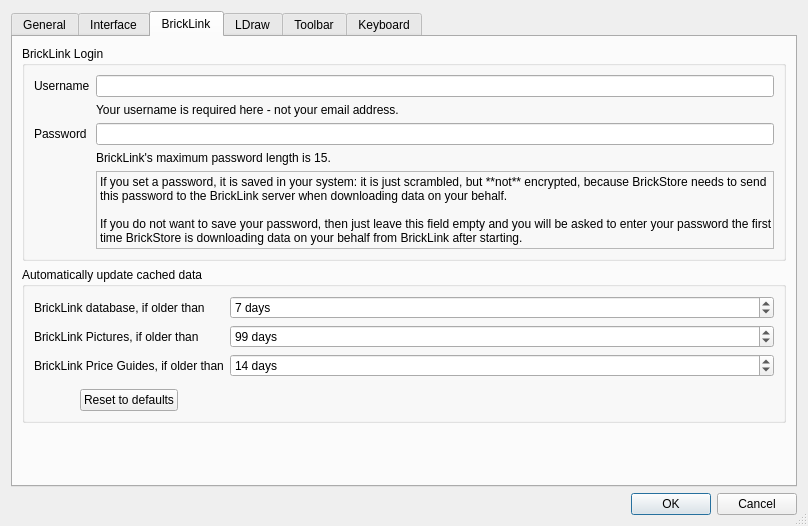
Old version of the form src/desktop/settingsdialog.ui in the repository rgriebl/brickstore.
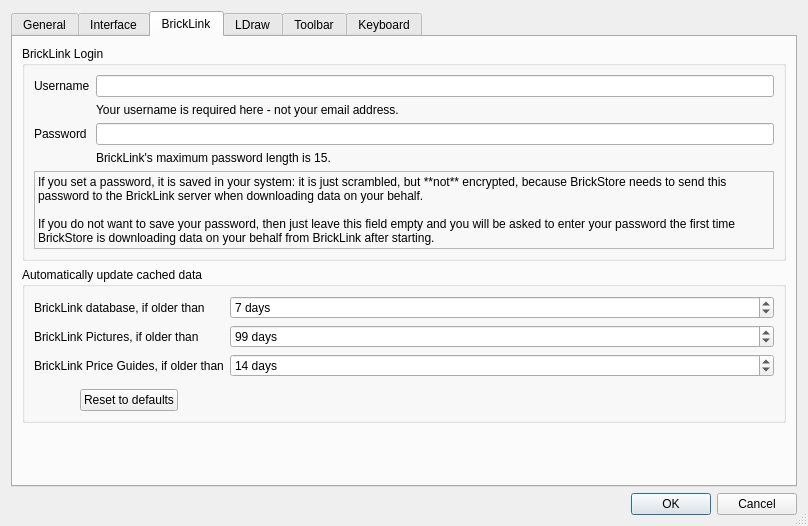
New version of the form. The open tabs and pages were chosen to show the change. Icons and pictures are not drawn.

Commit message: Improve the settings dialog layout for macOS

```diff
--- a/src/desktop/settingsdialog.ui
+++ b/src/desktop/settingsdialog.ui
@@ -665,6 +665,8 @@
          <property name="title">
           <string>BrickLink Login</string>
          </property>
+         <layout class="QVBoxLayout" name="verticalLayout_4">
+          <item>
          <layout class="QFormLayout" name="formLayout">
           <item row="0" column="0">
            <widget class="QLabel" name="label_3">
@@ -716,8 +718,10 @@
             </property>
            </widget>
           </item>
-          <item row="4" column="1">
-           <widget class="QLabel" name="label_24">
+           </layout>
+          </item>
+          <item>
+           <widget class="QLabel" name="w_bl_password_notice">
             <property name="sizePolicy">
              <sizepolicy hsizetype="Expanding" vsizetype="Ignored">
               <horstretch>0</horstretch>
```
Left out of the diff: 19 changed lines with no effect on the pictures. Lines whose indentation alone changed are shown as unchanged. The commit also changes 1 other file.
